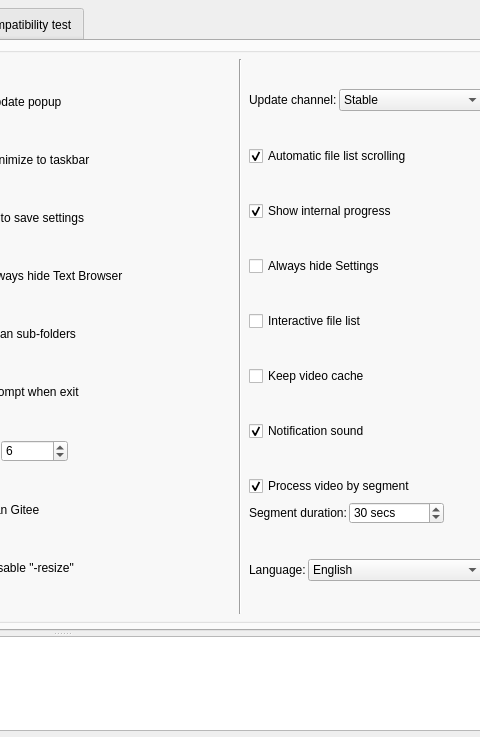
Above: SRC/Waifu2x-Extension-QT/mainwindow.ui from AaronFeng753/Waifu2x-Extension-GUI before the change; both pictures show x 486 to 966 and y 0 to 737 of the 1096 by 737 pixel window. Below: the same form after it.
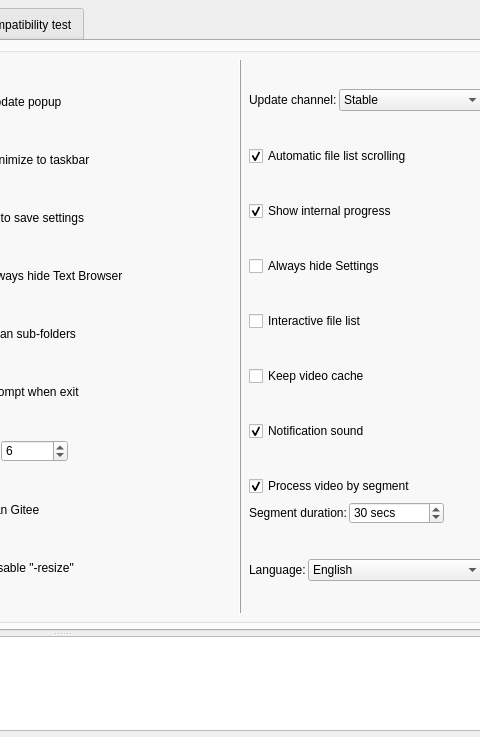
That is the form after the change. The open tabs and pages were chosen to show the change. Icons and pictures are not drawn.

Diff of the .ui file:
```diff
--- a/SRC/Waifu2x-Extension-QT/mainwindow.ui
+++ b/SRC/Waifu2x-Extension-QT/mainwindow.ui
@@ -7,7 +7,7 @@
     <x>0</x>
     <y>0</y>
     <width>1096</width>
-    <height>734</height>
+    <height>733</height>
    </rect>
   </property>
   <property name="sizePolicy">
@@ -9535,6 +9535,9 @@
               </item>
               <item row="0" column="2">
                <widget class="Line" name="line_44">
+                <property name="frameShadow">
+                 <enum>QFrame::Raised</enum>
+                </property>
                 <property name="orientation">
                  <enum>Qt::Vertical</enum>
                 </property>
```
